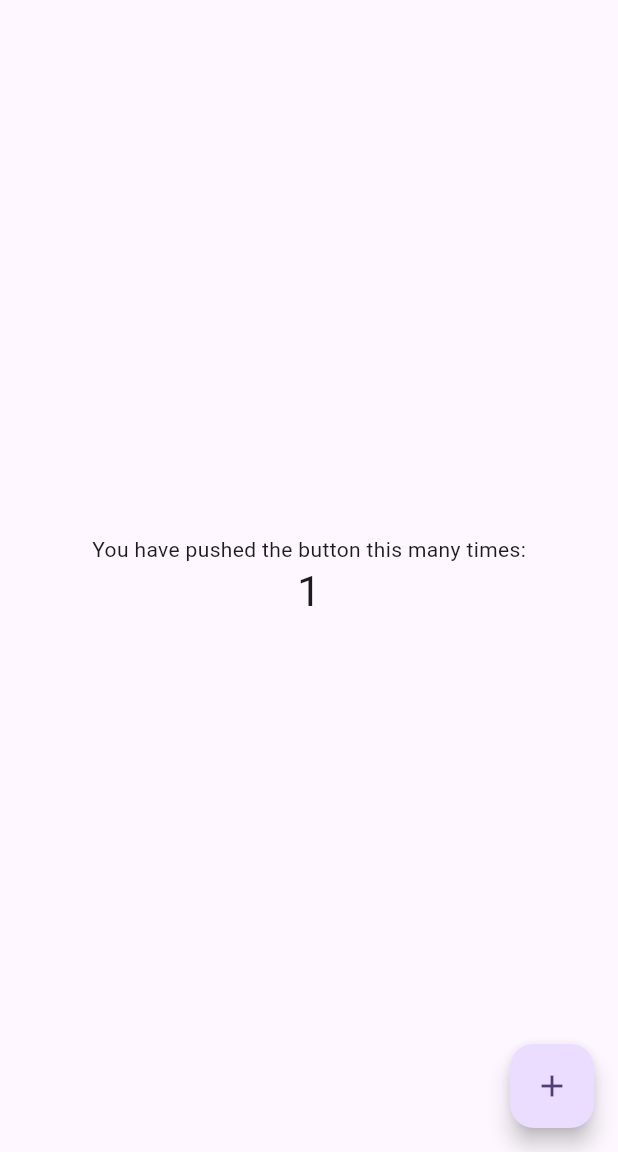
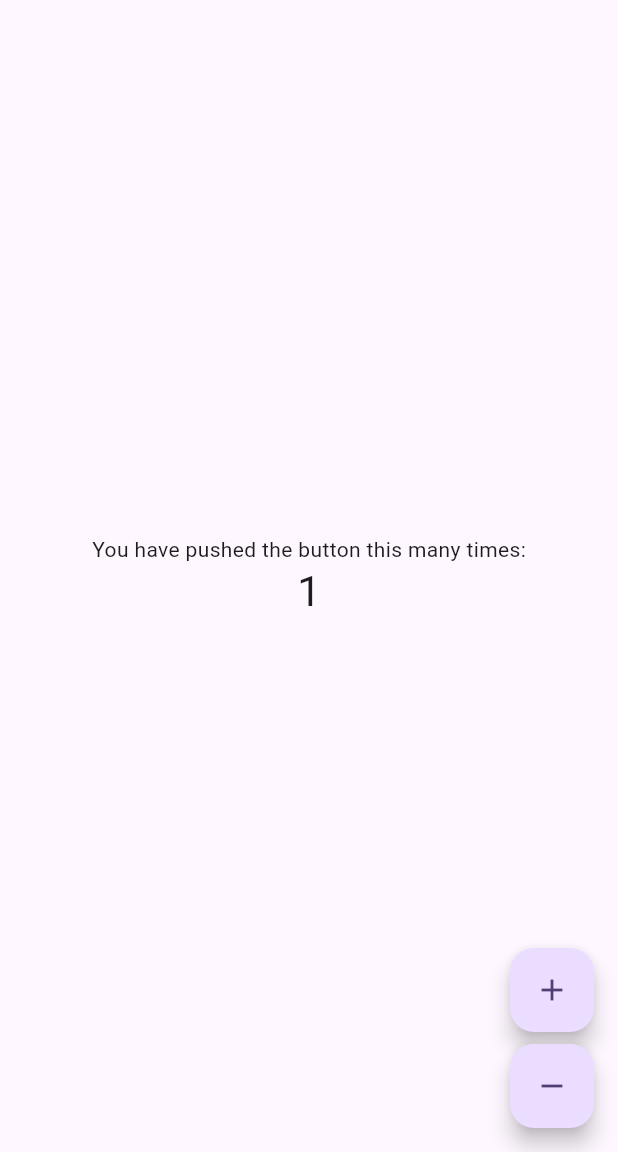
Before and after one commit to carbon-ahs/flutter_bloc_consepts, a Flutter app: the screen it shows after launch, after a tap on the "add" icon, on a phone screen of 412 x 824 dp, the part 84-1236 px from its top. Run offline on Flutter 3.47's test engine with Material 3 defaults, Android fonts, the phone set to English and light mode, and no system bars; our stand-ins replace bloc, flutter_bloc.

Commit message:
single screen counter app done

```diff
--- a/lib/cubit/counter_cubit.dart
+++ b/lib/cubit/counter_cubit.dart
@@ -7,6 +7,16 @@ class CounterCubit extends Cubit<CounterState> {
   CounterCubit() : super(CounterState(counterValue: 0));
 
   // state is for the current state of the cubit
-  void increment() => emit(CounterState(counterValue: state.counterValue + 1));
-  void decrement() => emit(CounterState(counterValue: state.counterValue - 1));
+  void increment() => emit(
+        CounterState(
+          counterValue: state.counterValue + 1,
+          wasIncremented: true,
+        ),
+      );
+  void decrement() => emit(
+        CounterState(
+          counterValue: state.counterValue - 1,
+          wasIncremented: false,
+        ),
+      );
 }
--- a/lib/cubit/counter_state.dart
+++ b/lib/cubit/counter_state.dart
@@ -2,8 +2,10 @@ part of 'counter_cubit.dart';
 
 class CounterState {
   int counterValue;
+  bool wasIncremented;
 
   CounterState({
     required this.counterValue,
+    this.wasIncremented = false,
   });
 }
--- a/lib/main.dart
+++ b/lib/main.dart
@@ -11,7 +11,7 @@ class MyApp extends StatelessWidget {
 
   @override
   Widget build(BuildContext context) {
-    return BlocProvider(
+    return BlocProvider<CounterCubit>(
       create: (context) => CounterCubit(),
       child: MaterialApp(
         title: 'Flutter Demo',
@@ -35,14 +35,6 @@ class MyHomePage extends StatefulWidget {
 }
 
 class _MyHomePageState extends State<MyHomePage> {
-  int _counter = 0;
-
-  void _incrementCounter() {
-    setState(() {
-      _counter++;
-    });
-  }
-
   @override
   Widget build(BuildContext context) {
     return Scaffold(
@@ -50,24 +42,82 @@ class _MyHomePageState extends State<MyHomePage> {
         backgroundColor: Theme.of(context).colorScheme.inversePrimary,
         title: Text(widget.title),
       ),
-      body: Center(
+      body: BlocListener<CounterCubit, CounterState>(
+        listener: (context, state) {
+          if (state.wasIncremented == true) {
+            ScaffoldMessenger.of(context).showSnackBar(
+              SnackBar(
+                content: Text('Counter Incremented!'),
+                duration: Duration(microseconds: 200),
+              ),
+            );
+          } else if (state.wasIncremented == false) {
+            ScaffoldMessenger.of(context).showSnackBar(
+              SnackBar(
+                content: Text('Counter Decremented'),
+                duration: Duration(microseconds: 200),
+              ),
+            );
+          }
+        },
+        child: Center(
           child: Column(
             mainAxisAlignment: MainAxisAlignment.center,
             children: <Widget>[
               const Text(
                 'You have pushed the button this many times:',
               ),
-            Text(
-              '$_counter',
+              BlocConsumer<CounterCubit, CounterState>(
+                listener: (context, state) {},
+                builder: (context, state) {
+                  if (state.counterValue < 0) {
+                    return Text(
+                      // state.counterValue.toString(),
+                      'Negative value??',
                       style: Theme.of(context).textTheme.headlineMedium,
+                    );
+                  } else if (state.counterValue == 5) {
+                    return Text(
+                      'Number 5!',
+                      style: Theme.of(context).textTheme.headlineMedium,
+                    );
+                  } else if (state.counterValue % 2 == 0) {
+                    return Text(
+                      'Yaa, Even ${state.counterValue}',
+                      style: Theme.of(context).textTheme.headlineMedium,
+                    );
+                  } else {
+                    return Text(
+                      state.counterValue.toString(),
+                      style: Theme.of(context).textTheme.headlineMedium,
+                    );
+                  }
+                },
               ),
             ],
           ),
         ),
-      floatingActionButton: FloatingActionButton(
-        onPressed: _incrementCounter,
+      ),
+      floatingActionButton: Column(
+        mainAxisAlignment: MainAxisAlignment.end,
+        children: [
+          FloatingActionButton(
+            onPressed: () {
+              // context.watch<CounterCubit>().increment();
+              BlocProvider.of<CounterCubit>(context).increment();
+            },
             tooltip: 'Increment',
             child: const Icon(Icons.add),
+          ),
+          SizedBox(height: 8),
+          FloatingActionButton(
+            onPressed: () {
+              BlocProvider.of<CounterCubit>(context).decrement();
+            },
+            tooltip: 'Decrement',
+            child: const Icon(Icons.remove),
+          ),
+        ],
       ), // This trailing comma makes auto-formatting nicer for build methods.
     );
   }
```
Also changed, not shown: 1 other file. Lines whose indentation alone changed are shown as unchanged.
